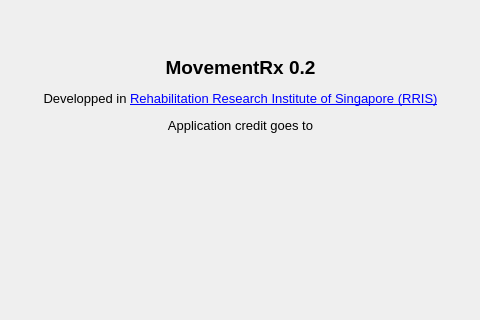
Above: spmclient/ui/gui/xml/ui_about_dialogue.ui from aalhossary/MovementRx before the change; both pictures show x 112 to 592 and y 0 to 320 of the 705 by 539 pixel window. Below: the same form after it.
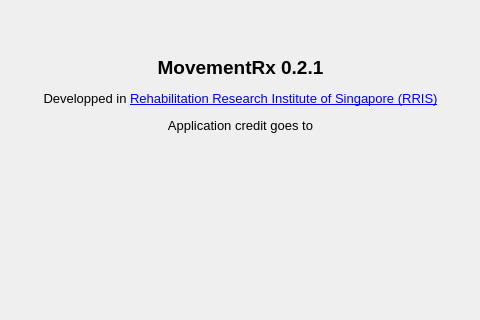
That is the form after the change. Icons and pictures are not drawn.

```diff
--- a/spmclient/ui/gui/xml/ui_about_dialogue.ui
+++ b/spmclient/ui/gui/xml/ui_about_dialogue.ui
@@ -17,7 +17,7 @@
    <item row="0" column="0" colspan="2">
     <widget class="QLabel" name="label">
      <property name="text">
-      <string>&lt;html&gt;&lt;head/&gt;&lt;body&gt;&lt;p align=&quot;center&quot;&gt;&lt;span style=&quot; font-size:14pt; font-weight:600;&quot;&gt;MovementRx 0.2&lt;/span&gt;&lt;/p&gt;&lt;p align=&quot;center&quot;&gt;&lt;span style=&quot; font-size:10pt;&quot;&gt;Developped in &lt;/span&gt;&lt;a href=&quot;http://rris.ntu.edu.sg/&quot;&gt;&lt;span style=&quot; font-size:10pt; text-decoration: underline; color:#0000ff;&quot;&gt;Rehabilitation Research Institute of Singapore (RRIS)&lt;/span&gt;&lt;/a&gt;&lt;/p&gt;&lt;p align=&quot;center&quot;&gt;&lt;span style=&quot; font-size:10pt;&quot;&gt;Application credit goes to&lt;/span&gt;&lt;/p&gt;&lt;/body&gt;&lt;/html&gt;</string>
+      <string>&lt;html&gt;&lt;head/&gt;&lt;body&gt;&lt;p align=&quot;center&quot;&gt;&lt;span style=&quot; font-size:14pt; font-weight:600;&quot;&gt;MovementRx 0.2.1&lt;/span&gt;&lt;/p&gt;&lt;p align=&quot;center&quot;&gt;&lt;span style=&quot; font-size:10pt;&quot;&gt;Developped in &lt;/span&gt;&lt;a href=&quot;http://rris.ntu.edu.sg/&quot;&gt;&lt;span style=&quot; font-size:10pt; text-decoration: underline; color:#0000ff;&quot;&gt;Rehabilitation Research Institute of Singapore (RRIS)&lt;/span&gt;&lt;/a&gt;&lt;/p&gt;&lt;p align=&quot;center&quot;&gt;&lt;span style=&quot; font-size:10pt;&quot;&gt;Application credit goes to&lt;/span&gt;&lt;/p&gt;&lt;/body&gt;&lt;/html&gt;</string>
      </property>
     </widget>
    </item>
```
